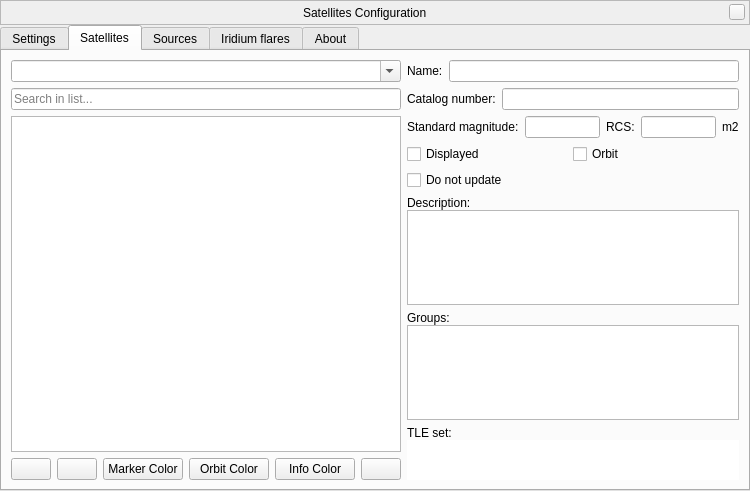
Qt form plugins/Satellites/src/gui/satellitesDialog.ui (519984307/stellarium_src) before a commit.
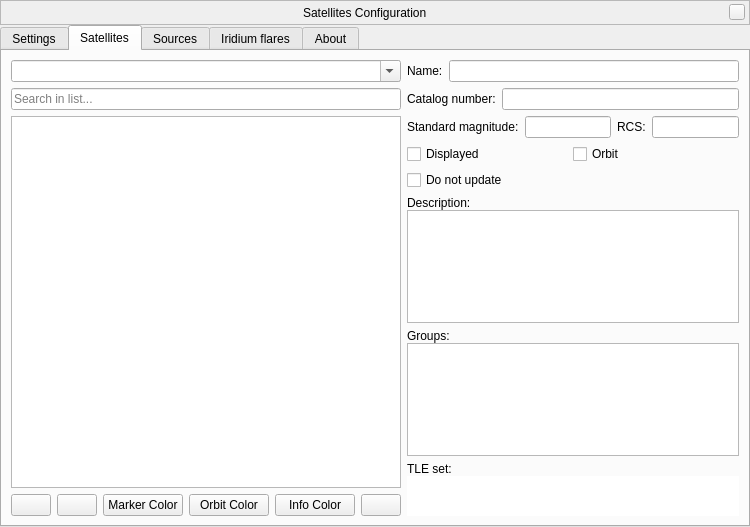
The same form after that commit. The open tabs and pages were chosen to show the change. Icons and pictures are not drawn. Custom widgets are drawn as their Qt base class.

Commit message: Added new filters for satellites

Patch:
```diff
--- a/plugins/Satellites/src/gui/satellitesDialog.ui
+++ b/plugins/Satellites/src/gui/satellitesDialog.ui
@@ -7,7 +7,7 @@
     <x>0</x>
     <y>0</y>
     <width>750</width>
-    <height>491</height>
+    <height>527</height>
    </rect>
   </property>
   <property name="windowTitle">
@@ -799,13 +799,6 @@
              </property>
             </widget>
            </item>
-           <item>
-            <widget class="QLabel" name="labelSqMeters">
-             <property name="text">
-              <string notr="true">m2</string>
-             </property>
-            </widget>
-           </item>
           </layout>
          </item>
          <item>
```
Left out of the diff: 8 changed lines with no effect on the pictures. The commit also changes 6 other files.
